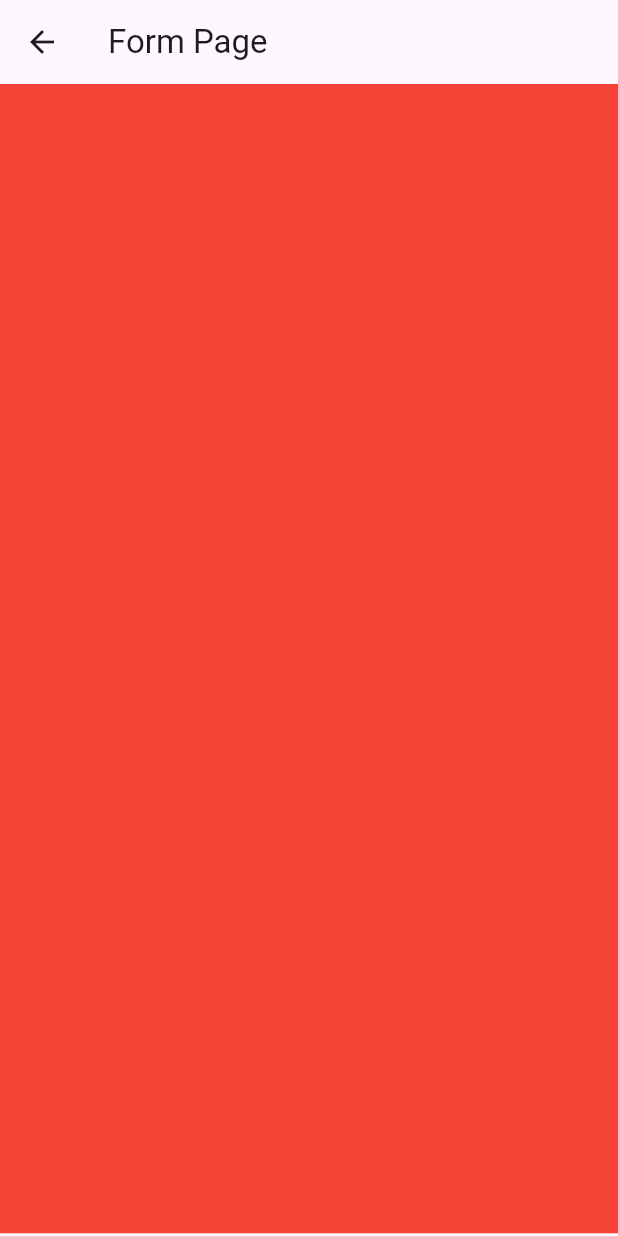
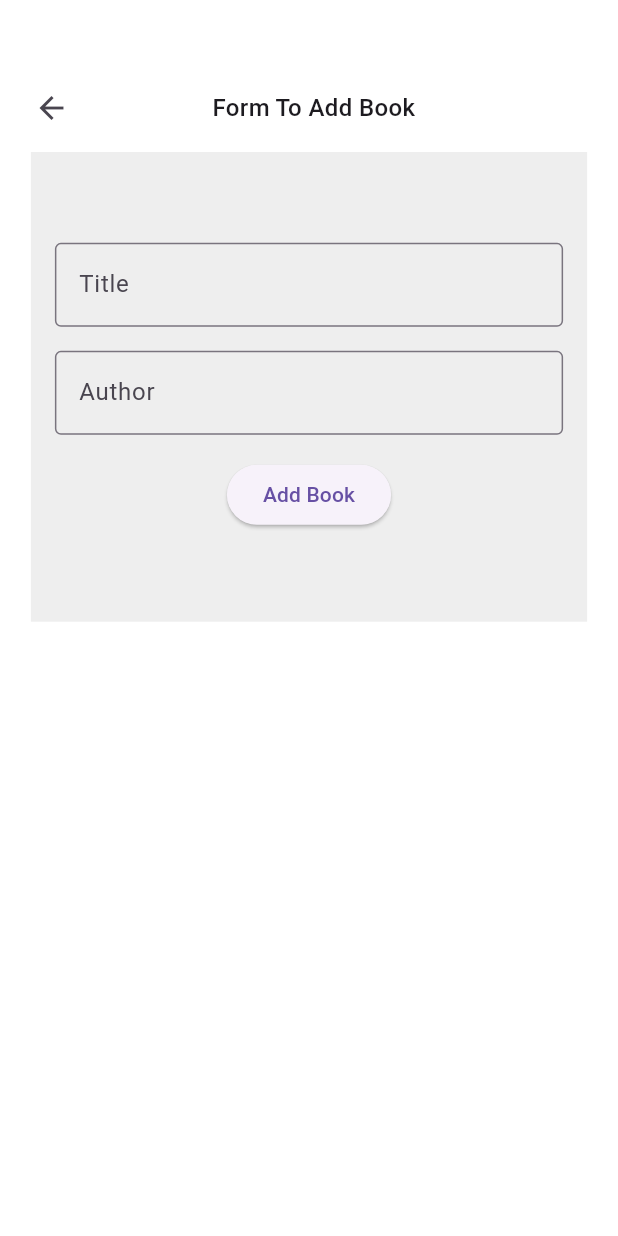
Before and after one commit to Jesus-Medina/prueba_flutter, a Flutter app: the FormPage screen opened directly, on a phone screen of 412 x 824 dp. Run offline on Flutter 3.47's test engine with Material 3 defaults, Android fonts, the phone set to English and light mode, and no system bars; our stand-ins replace equatable, flutter_bloc.

Commit message:
first commit

```diff
--- a/lib/data/data.dart
+++ b/lib/data/data.dart
@@ -1,4 +1,3 @@
-// ACTUALIZAR EL PRODUCT Y EL BLOC PARA QUE RECIBA LOS NUEVOS PARAMETROS DE LOS LIBROS
 
 List<Map<String, dynamic>> productsJson = [
   {
--- a/lib/model/product_model.dart
+++ b/lib/model/product_model.dart
@@ -11,6 +11,7 @@ class ProductModel extends Equatable {
   final int pages;
   final String language;
   final int quantity;
+  final bool isFavorite;
 
   const ProductModel({
     required this.id,
@@ -23,6 +24,7 @@ class ProductModel extends Equatable {
     required this.pages,
     required this.language,
     this.quantity = 0,
+    this.isFavorite = false,
   });
 
   ProductModel copyWith({
@@ -36,6 +38,7 @@ class ProductModel extends Equatable {
     int? pages,
     String? language,
     int? quantity,
+    bool? isFavorite,
   }) {
     return ProductModel(
       id: id ?? this.id,
@@ -48,6 +51,7 @@ class ProductModel extends Equatable {
       pages: pages ?? this.pages,
       language: language ?? this.language,
       quantity: quantity ?? this.quantity,
+      isFavorite: isFavorite ?? this.isFavorite,
     );
   }
 
@@ -63,5 +67,6 @@ class ProductModel extends Equatable {
         pages,
         language,
         quantity,
+        isFavorite,
       ];
 }
--- a/lib/screens/bloc/ecommerce_event.dart
+++ b/lib/screens/bloc/ecommerce_event.dart
@@ -27,4 +27,18 @@ class RemoveCartItemEvent extends EcommerceEvent {
   const RemoveCartItemEvent({required this.product});
 }
 
-class AddToFavoritesProductsEvent extends EcommerceEvent {}
+class AddToFavoritesProductsEvent extends EcommerceEvent {
+  final ProductModel product;
+
+  const AddToFavoritesProductsEvent({required this.product});
+}
+
+class AddBookEvent extends EcommerceEvent {
+  final String title;
+  final String author;
+
+  const AddBookEvent({
+    required this.title,
+    required this.author,
+  });
+}
--- a/lib/screens/form_page.dart
+++ b/lib/screens/form_page.dart
@@ -1,4 +1,6 @@
 import 'package:flutter/material.dart';
+import 'package:prueba_final_flutter/widgets/form_page/form_custom_appbar.dart';
+import 'package:prueba_final_flutter/widgets/form_page/my_form.dart';
 
 class FormPage extends StatelessWidget {
   const FormPage({super.key});
@@ -6,9 +8,6 @@ class FormPage extends StatelessWidget {
   @override
   Widget build(BuildContext context) {
     return Scaffold(
-      appBar: AppBar(
-        title: const Text("Form Page"),
-      ),
       backgroundColor: Colors.white,
       body: _buildContentSections(context),
     );
@@ -19,7 +18,8 @@ class FormPage extends StatelessWidget {
 
     return Column(
       children: [
-        _buildSection(screenSize, 0.92984, Container(color: Colors.red)),
+        _buildSection(screenSize, 0.113, FormCustomAppbar()),
+        _buildSection(screenSize, 0.4, MyForm()),
       ],
     );
   }
--- a/lib/screens/home_page.dart
+++ b/lib/screens/home_page.dart
@@ -40,7 +40,7 @@ class HomePage extends StatelessWidget {
                     screenSize, 0.33, CustomScroll(products: state.products)),
             _buildSection(screenSize, 0.25, const ContinueReading()),
             _buildSection(
-                screenSize, 0.11, BottomNavbar(products: state.products)),
+                screenSize, 0.11, BottomNavbar(products: state.products, favorites: state.favorites,)),
           ],
         );
       },
--- a/lib/widgets/detail_book/book_description/book_price.dart
+++ b/lib/widgets/detail_book/book_description/book_price.dart
@@ -1,5 +1,7 @@
 import 'package:flutter/material.dart';
+import 'package:flutter_bloc/flutter_bloc.dart';
 import 'package:prueba_final_flutter/model/product_model.dart';
+import 'package:prueba_final_flutter/screens/bloc/ecommerce_bloc.dart';
 
 class BookPrice extends StatelessWidget {
   final ProductModel product;
@@ -70,6 +72,13 @@ class BookPrice extends StatelessWidget {
                     child: FractionallySizedBox(
                       heightFactor: 0.7,
                       widthFactor: 0.7,
+                      child: GestureDetector(
+                        onTap: () {
+                          context.read<EcommerceBloc>().add(
+                                AddToFavoritesProductsEvent(product: product),
+                              );
+                          print("Add to favorites");
+                        },
                         child: Container(
                           decoration: BoxDecoration(
                             color: Colors.teal,
@@ -83,6 +92,7 @@ class BookPrice extends StatelessWidget {
                         ),
                       ),
                     ),
+                  ),
                 )
               ],
             ),
--- /dev/null
+++ b/lib/widgets/form_page/form_custom_appbar.dart
@@ -0,0 +1,37 @@
+import 'package:flutter/material.dart';
+
+class FormCustomAppbar extends StatelessWidget {
+  const FormCustomAppbar({super.key});
+
+  @override
+  Widget build(BuildContext context) {
+    return Container(
+      color: Colors.white,
+      child: FractionallySizedBox(
+        alignment: Alignment(0, 1),
+        heightFactor: 0.45,
+        widthFactor: 0.95,
+        child: Row(
+          children: [
+            IconButton(
+              icon: Icon(Icons.arrow_back),
+              onPressed: () => Navigator.pop(context),
+            ),
+            Expanded(
+              child: Align(
+                alignment: Alignment(-0.2, 0),
+                child: Text(
+                  "Form To Add Book",
+                  style: TextStyle(
+                    fontSize: 16,
+                    fontWeight: FontWeight.w500,
+                  ),
+                ),
+              ),
+            ),
+          ],
+        ),
+      ),
+    );
+  }
+}
--- /dev/null
+++ b/lib/widgets/form_page/my_form.dart
@@ -0,0 +1,102 @@
+import 'package:flutter/material.dart';
+import 'package:flutter_bloc/flutter_bloc.dart';
+import 'package:prueba_final_flutter/screens/bloc/ecommerce_bloc.dart';
+
+class MyForm extends StatefulWidget {
+  const MyForm({super.key});
+
+  @override
+  State<MyForm> createState() => _MyFormState();
+}
+
+class _MyFormState extends State<MyForm> {
+  final TextEditingController _titleController = TextEditingController();
+  final TextEditingController _authorController = TextEditingController();
+  final _formKey = GlobalKey<FormState>();
+
+  @override
+  void dispose() {
+    _titleController.dispose();
+    _authorController.dispose();
+    super.dispose();
+  }
+
+  void _guardarTextos(BuildContext context) {
+    if (_formKey.currentState!.validate()) {
+      // Añadir el libro usando el bloc
+      context.read<EcommerceBloc>().add(
+            AddBookEvent(
+              title: _titleController.text,
+              author: _authorController.text,
+            ),
+          );
+
+      // Limpiar los campos
+      _titleController.clear();
+      _authorController.clear();
+
+      // Mostrar mensaje de éxito
+      ScaffoldMessenger.of(context).showSnackBar(
+        const SnackBar(
+          content: Text('Book added successfully!'),
+          backgroundColor: Colors.green,
+        ),
+      );
+    }
+  }
+
+  @override
+  Widget build(BuildContext context) {
+    return FractionallySizedBox(
+      widthFactor: 0.90,
+      heightFactor: 0.95,
+      alignment: Alignment.center,
+      child: Container(
+        color: Colors.grey[200],
+        child: Padding(
+          padding: const EdgeInsets.all(16.0),
+          child: Form(
+            key: _formKey,
+            child: Column(
+              mainAxisAlignment: MainAxisAlignment.center,
+              children: [
+                TextFormField(
+                  controller: _titleController,
+                  decoration: const InputDecoration(
+                    labelText: 'Title',
+                    border: OutlineInputBorder(),
+                  ),
+                  validator: (value) {
+                    if (value == null || value.isEmpty) {
+                      return 'Please enter a title';
+                    }
+                    return null;
+                  },
+                ),
+                const SizedBox(height: 16),
+                TextFormField(
+                  controller: _authorController,
+                  decoration: const InputDecoration(
+                    labelText: 'Author',
+                    border: OutlineInputBorder(),
+                  ),
+                  validator: (value) {
+                    if (value == null || value.isEmpty) {
+                      return 'Please enter an author';
+                    }
+                    return null;
+                  },
+                ),
+                const SizedBox(height: 16),
+                ElevatedButton(
+                  onPressed: () => _guardarTextos(context),
+                  child: const Text('Add Book'),
+                ),
+              ],
+            ),
+          ),
+        ),
+      ),
+    );
+  }
+}
```
Also changed, not shown: lib/screens/bloc/ecommerce_bloc.dart (+69 -2 lines), lib/screens/bookmark_page.dart (added, +35 -0 lines), lib/widgets/bookmarks_page/bookmark_custom_appbar.dart (added, +37 -0 lines), lib/widgets/bookmarks_page/bookmark_listview.dart (added, +101 -0 lines), lib/widgets/home_page/bottom_navbar.dart (+4 -5 lines). Lines whose indentation alone changed are shown as unchanged.
